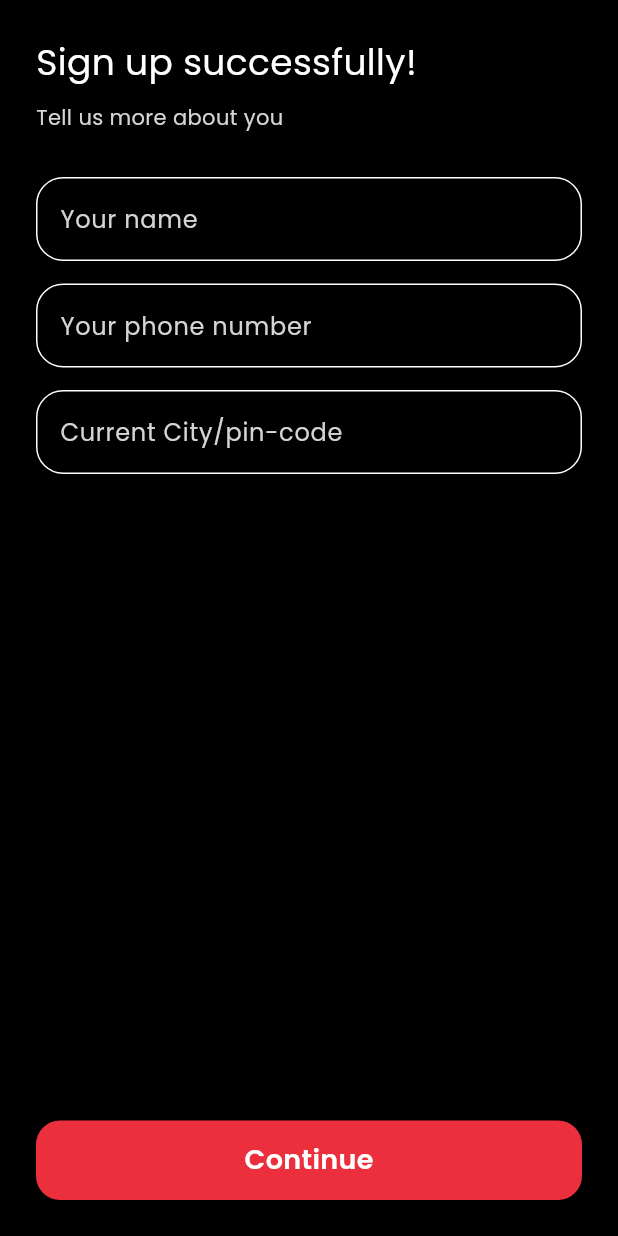
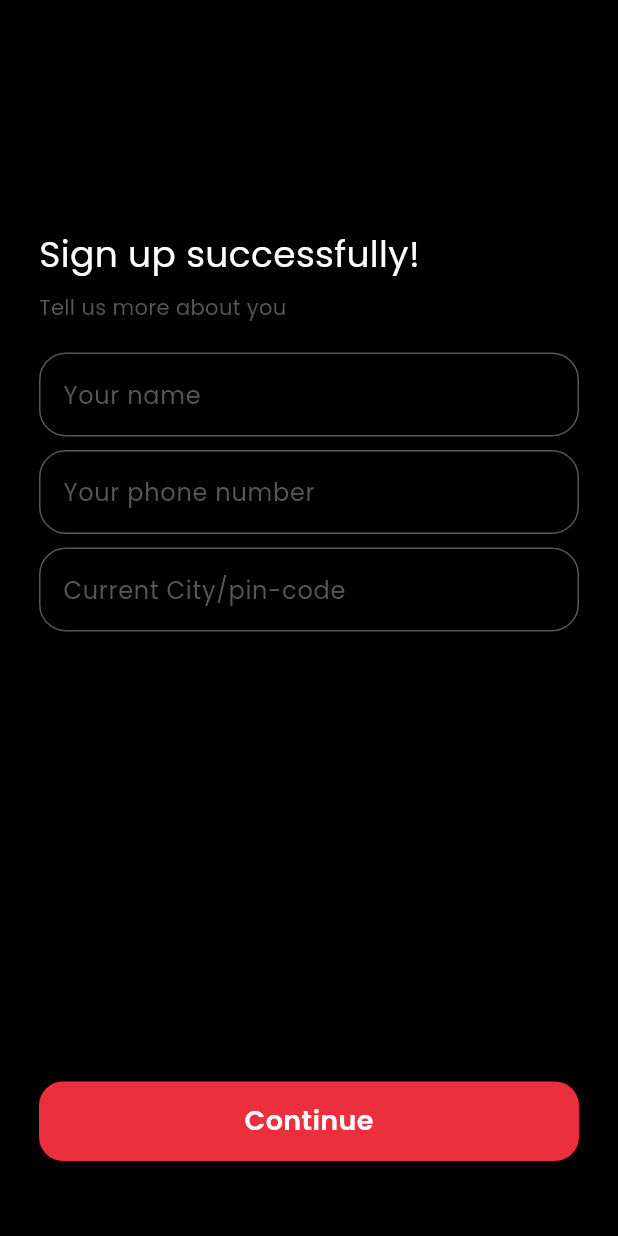
Before and after one commit to minaatef34/cinema_app, a Flutter app: the SignUp screen opened directly, after a tap on "Sign Up", on a phone screen of 412 x 824 dp. Run offline on Flutter 3.47's test engine with Material 3 defaults, Android fonts, the phone set to English and light mode, and no system bars; our stand-ins replace flutter_riverpod, flutter_svg, google_fonts, package_info_plus.

```diff
--- a/lib/src/core/theme/app_colors.dart
+++ b/lib/src/core/theme/app_colors.dart
@@ -10,4 +10,5 @@ class AppColors {
  static Color greyColor = Color(0xff575757);
  static Color nextIndicatorColor = Color(0xff1E1E1E);
  static Color dividerColor = Color(0xff404040);
+ static Color semiDardGrey = Color(0xff979797);
 }
--- a/lib/src/core/theme/app_svg_images.dart
+++ b/lib/src/core/theme/app_svg_images.dart
@@ -1,4 +1,6 @@
-class AppSvgImages{
+class AppSvgImages {
   static String appIcon = "assets/svg/app_icon.svg";
-
+  static String gmailIcon = "assets/svg/gmail_icon.svg";
+  static String appleIcon = "assets/svg/apple_icon.svg";
+  static String facebookIcon = "assets/svg/facebook_icon.svg";
 }
--- a/lib/src/features/sign_up/presentation/pages/sign_up.dart
+++ b/lib/src/features/sign_up/presentation/pages/sign_up.dart
@@ -18,42 +18,46 @@ class SignUp extends StatelessWidget {
   Widget build(BuildContext context) {
     return Scaffold(
       backgroundColor: AppColors.blackColor,
-      body: SafeArea(
-        child: Padding(
-          padding: const EdgeInsets.all(24),
+      body: Padding(
+        padding: EdgeInsets.symmetric(horizontal: 16),
+        child: SingleChildScrollView(
           child: Column(
             crossAxisAlignment: CrossAxisAlignment.start,
             children: [
+              SizedBox(height: kToolbarHeight),
               SkipButton(
                 onPressed: () {
-                  Navigator.push(
-                    context,
-                    MaterialPageRoute(
-                      builder: (context) => Home(),
-                    ),
-                  );
+                  Navigator.pushAndRemoveUntil(
+                      context,
+                      MaterialPageRoute(
+                        builder: (context) => Home(),
+                      ),
+                      (_) => false);
                 },
               ),
-              SizedBox(height: 40),
-              Text("Sign Up", style: TextStyle(color: AppColors.whiteColor, fontSize: 22)),
-              SizedBox(height: 20),
+              SizedBox(height: 69),
+              Text("Sign Up",
+                  style: TextStyle(color: AppColors.whiteColor, fontSize: 22)),
+              SizedBox(height: 23),
               CustomTextField(hint: "E-mail"),
-              SizedBox(height: 15),
+              SizedBox(height: 14),
               CustomTextField(hint: "Password", isPasswordField: true),
-              SizedBox(height: 10),
+              SizedBox(height: 12),
               Text.rich(
                 TextSpan(
-                  text: "By clicking the “sign up” button, you accept the terms of the  ",
-                  style: TextStyle(color: AppColors.whiteColor),
+                  text:
+                      "By clicking the “sign up” button, you accept the terms of the  ",
+                  style: TextStyle(color: AppColors.semiDardGrey, fontSize: 12),
                   children: [
                     TextSpan(
                       text: "Privacy Policy",
-                      style: TextStyle(color: AppColors.mainColor),
+                      style:
+                          TextStyle(color: AppColors.whiteColor, fontSize: 12),
                     ),
                   ],
                 ),
               ),
-              SizedBox(height: 20),
+              SizedBox(height: 28),
               AppButton(
                 text: "Sign Up",
                 onTap: () {
@@ -65,11 +69,11 @@ class SignUp extends StatelessWidget {
                   );
                 },
               ),
-              SizedBox(height: 20),
+              SizedBox(height: 28),
               OrDivider(),
-              SizedBox(height: 20),
+              SizedBox(height: 40),
               SocialRow(),
-              Spacer(),
+              SizedBox(height: 206),
               Center(
                 child: Text.rich(
                   TextSpan(
@@ -90,7 +94,8 @@ class SignUp extends StatelessWidget {
                     ],
                   ),
                 ),
-              )
+              ),
+              SizedBox(height: 47),
             ],
           ),
         ),
--- a/lib/src/features/sign_up/presentation/pages/sing_up_success.dart
+++ b/lib/src/features/sign_up/presentation/pages/sing_up_success.dart
@@ -11,39 +11,41 @@ class SignupSuccess extends StatelessWidget {
   Widget build(BuildContext context) {
     return Scaffold(
       backgroundColor: AppColors.blackColor,
-      body: SafeArea(
-        child: Padding(
-          padding: const EdgeInsets.all(24),
+      body: Padding(
+        padding: const EdgeInsets.symmetric(horizontal: 26),
+        child: SingleChildScrollView(
           child: Column(
             crossAxisAlignment: CrossAxisAlignment.start,
             children: [
+              SizedBox(height: 152),
               Text(
                 "Sign up successfully!",
                 style: TextStyle(color: AppColors.whiteColor, fontSize: 24),
               ),
-              SizedBox(height: 10),
+              SizedBox(height: 9),
               Text(
                 "Tell us more about you",
-                style: TextStyle(color: AppColors.semiWhiteColor),
+                style: TextStyle(color: AppColors.greyColor),
               ),
-              SizedBox(height: 30),
+              SizedBox(height: 20),
               CustomTextField(hint: "Your name"),
-              SizedBox(height: 15),
+              SizedBox(height: 9),
               CustomTextField(hint: "Your phone number"),
-              SizedBox(height: 15),
+              SizedBox(height: 9),
               CustomTextField(hint: "Current City/pin-code"),
-              Spacer(),
+              SizedBox(height: 300),
               AppButton(
                 text: "Continue",
                 onTap: () {
-                  Navigator.push(
-                    context,
-                    MaterialPageRoute(
-                      builder: (context) => Home(),
-                    ),
-                  );
+                  Navigator.pushAndRemoveUntil(
+                      context,
+                      MaterialPageRoute(
+                        builder: (context) => Home(),
+                      ),
+                      (_) => false);
                 },
               ),
+              SizedBox(height: 51),
             ],
           ),
         ),
--- a/lib/src/shared_widgets/custom_text_filed.dart
+++ b/lib/src/shared_widgets/custom_text_filed.dart
@@ -5,7 +5,8 @@ class CustomTextField extends StatefulWidget {
   final String hint;
   final bool isPasswordField;
 
-  const CustomTextField({super.key, required this.hint, this.isPasswordField = false});
+  const CustomTextField(
+      {super.key, required this.hint, this.isPasswordField = false});
 
   @override
   _CustomTextFieldState createState() => _CustomTextFieldState();
@@ -22,20 +23,25 @@ class _CustomTextFieldState extends State<CustomTextField> {
 
   @override
   Widget build(BuildContext context) {
-    return TextField(
+    return TextFormField(
       obscureText: widget.isPasswordField ? isPassword : false,
       style: TextStyle(color: AppColors.whiteColor),
       decoration: InputDecoration(
         hintText: widget.hint,
-        hintStyle: TextStyle(color: AppColors.semiWhiteColor),
-        filled: true,
-        fillColor: AppColors.blackColor,
-        border: OutlineInputBorder(borderRadius: BorderRadius.circular(18)),
+        hintStyle: TextStyle(color: AppColors.greyColor),
+        enabledBorder: OutlineInputBorder(
+          borderRadius: BorderRadius.circular(18),
+          borderSide: BorderSide(color: AppColors.greyColor),
+        ),
+        border: OutlineInputBorder(
+          borderRadius: BorderRadius.circular(18),
+          borderSide: BorderSide(color: AppColors.greyColor),
+        ),
         suffixIcon: widget.isPasswordField
             ? IconButton(
                 icon: Icon(
                   isPassword ? Icons.visibility_off : Icons.visibility,
-                  color: AppColors.semiWhiteColor,
+                  color: AppColors.greyColor,
                 ),
                 onPressed: togglePasswordVisibility,
               )
--- a/lib/src/shared_widgets/social_row.dart
+++ b/lib/src/shared_widgets/social_row.dart
@@ -1,5 +1,7 @@
 import 'package:cinema_app/src/core/theme/app_colors.dart';
+import 'package:cinema_app/src/core/theme/app_svg_images.dart';
 import 'package:flutter/material.dart';
+import 'package:flutter_svg/svg.dart';
 
 class SocialRow extends StatelessWidget {
   const SocialRow({super.key});
@@ -9,14 +11,14 @@ class SocialRow extends StatelessWidget {
     return Row(
       mainAxisAlignment: MainAxisAlignment.spaceEvenly,
       children: [
-        _socialIcon(Icons.facebook),
-        _socialIcon(Icons.g_mobiledata),
-        _socialIcon(Icons.apple),
+        _socialIcon(AppSvgImages.gmailIcon),
+        _socialIcon(AppSvgImages.facebookIcon),
+        _socialIcon(AppSvgImages.appleIcon),
       ],
     );
   }
 
-  Widget _socialIcon(IconData icon) {
+  Widget _socialIcon(String image) {
     return Container(
         height: 53,
         width: 95,
@@ -24,11 +26,8 @@ class SocialRow extends StatelessWidget {
           borderRadius: BorderRadius.circular(15),
           color: AppColors.nextIndicatorColor,
         ),
-      child: Icon(
-        icon,
-        color: AppColors.whiteColor,
-        size: 20,
-      ),
-    );
+        child: Padding(
+            padding: EdgeInsets.symmetric(horizontal: 40, vertical: 16),
+            child: SvgPicture.asset(image)));
   }
 }
```
Also changed, not shown: lib/src/features/signin/presentation/pages/sign_in.dart (+25 -19 lines), lib/src/shared_widgets/app_button.dart (+6 -1 lines), assets/svg/apple_icon.svg (added), assets/svg/facebook_icon.svg (added), assets/svg/gmail_icon.svg (added), 4 other files. Lines whose indentation alone changed are shown as unchanged.
